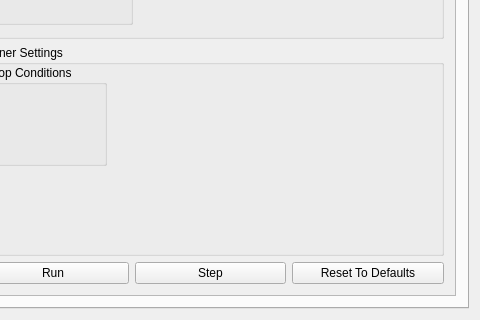
This is Geometrize/dialog/imagejobwindow.ui in Tw1ddle/geometrize as Qt 5 draws it before an edit; both pictures show x 800 to 1280 and y 480 to 800 of the 1280 by 800 pixel window. The edited form follows.
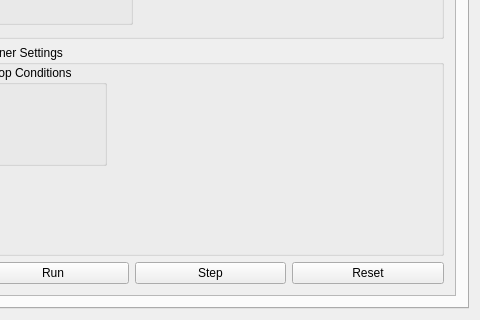
This is the edited form. Custom widgets are drawn as their Qt base class.

What changed in the file:
```diff
--- a/Geometrize/dialog/imagejobwindow.ui
+++ b/Geometrize/dialog/imagejobwindow.ui
@@ -146,7 +146,7 @@
                <item>
                 <widget class="QPushButton" name="resetButton">
                  <property name="text">
-                  <string>Reset To Defaults</string>
+                  <string>Reset</string>
                  </property>
                 </widget>
                </item>
```
